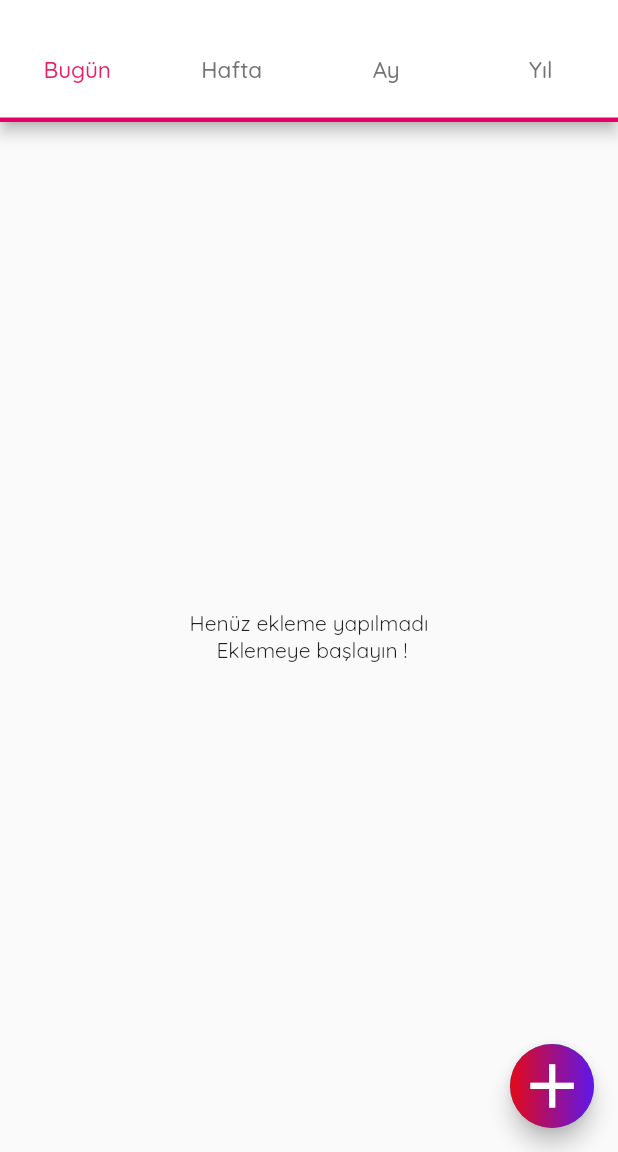
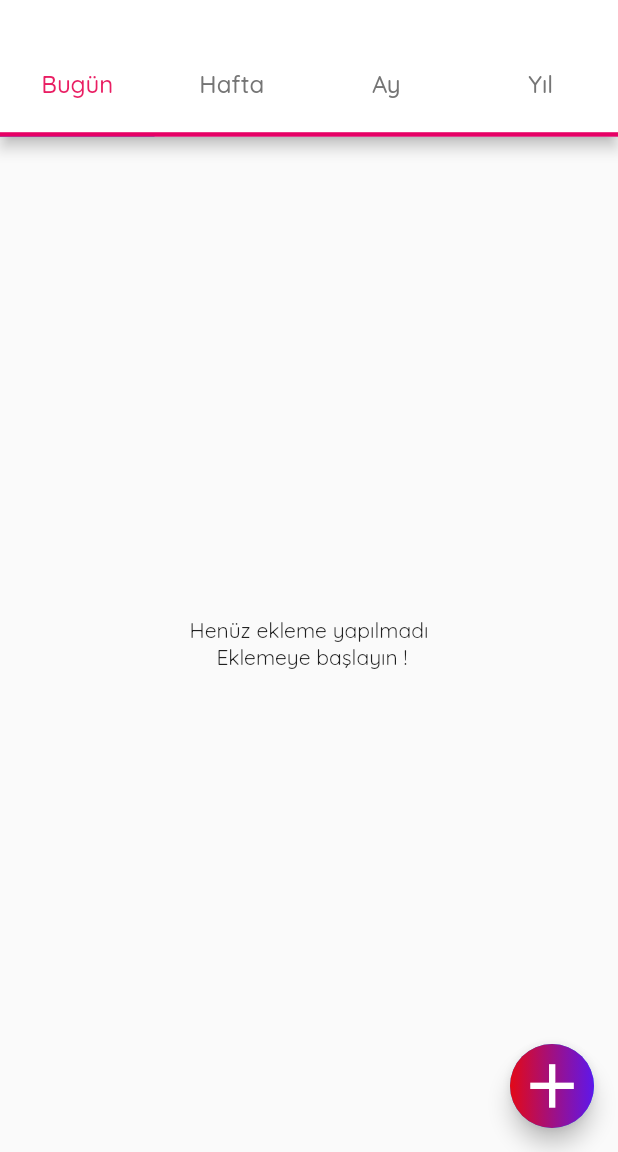
Before and after one commit to GelirGider/gelir_gider, a Flutter app: the screen it shows after launch, on a phone screen of 412 x 824 dp, the part 84-1236 px from its top. Run offline on Flutter 3.47's test engine with Material 2 defaults, Android fonts, the phone set to English and light mode, and no system bars; our stand-ins replace date_time_picker, google_fonts, gradient_app_bar, jiffy, percent_indicator, shared_preferences and 2 more; missing offline and left inert: currency_picker, date_utils; accounts and stored records are empty.

Commit message:
appbar resized

```diff
--- a/lib/screens/expenses_list_screen.dart
+++ b/lib/screens/expenses_list_screen.dart
@@ -54,7 +54,7 @@ class _ExpensesListScreenState extends State<ExpensesListScreen>
           endDrawer: MainDrawer(),
           key: scaffoldKey,
           appBar: PreferredSize(
-            preferredSize: size / 6,
+            preferredSize: size / 5.6,
             child: Consumer<Expenses>(
               builder: (context, value, child) {
                 return GradientAppBar(
@@ -78,7 +78,7 @@ class _ExpensesListScreenState extends State<ExpensesListScreen>
                     labelColor: isDark ? Colors.pink : Colors.pink,
                     labelPadding: EdgeInsets.symmetric(vertical: 10.0, horizontal: 5.0),
                     labelStyle: TextStyle(
-                      fontSize: 15,
+                      fontSize: 16,
                       fontWeight: FontWeight.w500,
                       color: Colors.white,
                     ),
```
